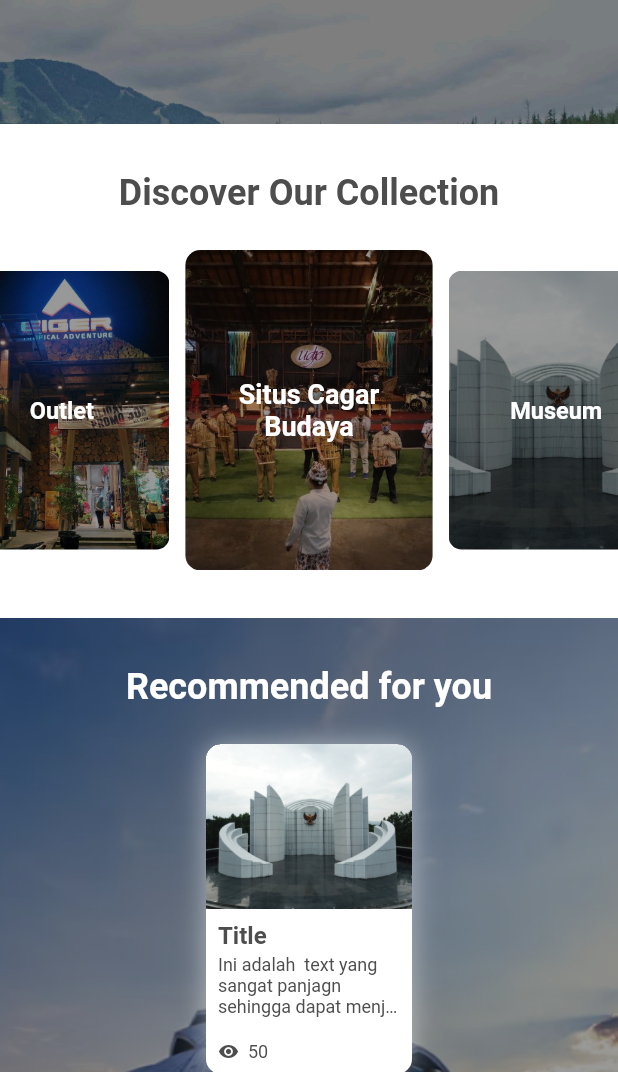
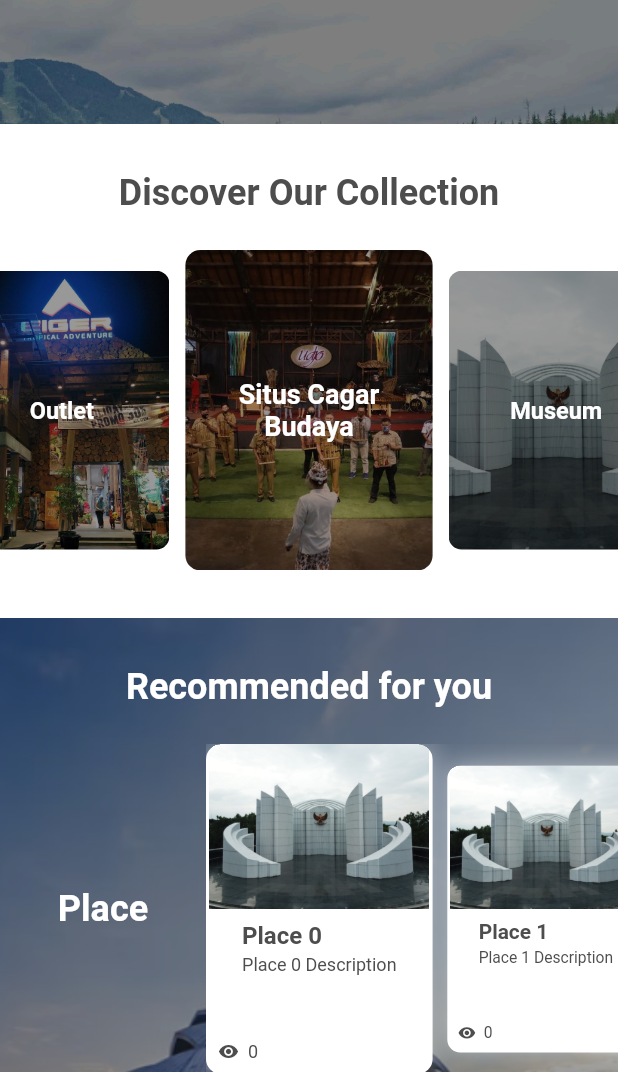
Before and after one commit to Muvazana/ABP_Bandung_Travel_Recommendation_MobileFlutter, a Flutter app: the screen it shows after launch, scrolled down 576 dp, on a phone screen of 412 x 824 dp, the part 164-1236 px from its top. Run offline on Flutter 3.47's test engine with Material 2 defaults, Android fonts, the light colour scheme and no system bars; drawn by our look-alikes of carousel_slider; our stand-ins replace flutter_svg, form_field_validator, sidebarx; missing offline and left inert: dart:ffi.

Commit message:
Update home_screen and and place_model
add factory data to place_model

```diff
--- a/bandung_travel_recommendation_mobile_flutter/lib/mvvm/menu/model/place_model.dart
+++ b/bandung_travel_recommendation_mobile_flutter/lib/mvvm/menu/model/place_model.dart
@@ -4,9 +4,11 @@
 
 import 'dart:convert';
 
-List<Place> placeFromMap(String str) => List<Place>.from(json.decode(str).map((x) => Place.fromMap(x)));
+List<Place> placeFromMap(String str) =>
+    List<Place>.from(json.decode(str).map((x) => Place.fromMap(x)));
 
-String placeToMap(List<Place> data) => json.encode(List<dynamic>.from(data.map((x) => x.toMap())));
+String placeToMap(List<Place> data) =>
+    json.encode(List<dynamic>.from(data.map((x) => x.toMap())));
 
 class Place {
   Place({
@@ -70,6 +72,7 @@ class Place {
         "view": view,
         "place_type": placeType.toMap(),
       };
+
 }
 
 class PlaceType {
@@ -98,4 +101,11 @@ class PlaceType {
         "created_at": createdAt.toIso8601String(),
         "updated_at": updatedAt.toIso8601String(),
       };
+
+  factory PlaceType.dataDummy() => PlaceType(
+        id: 0,
+        name: "Place Type Dummy",
+        createdAt: DateTime.now(),
+        updatedAt: DateTime.now(),
+      );
 }
--- a/bandung_travel_recommendation_mobile_flutter/lib/mvvm/menu/view/home_screen.dart
+++ b/bandung_travel_recommendation_mobile_flutter/lib/mvvm/menu/view/home_screen.dart
@@ -1,5 +1,6 @@
 import 'dart:ffi';
 
+import 'package:bandung_travel_recommendation_mobile_flutter/mvvm/menu/model/place_model.dart';
 import 'package:bandung_travel_recommendation_mobile_flutter/utils/const.dart';
 import 'package:carousel_slider/carousel_slider.dart';
 import 'package:flutter/material.dart';
@@ -17,11 +18,61 @@ class _HomeScreenState extends State<HomeScreen> {
   bool _snap = false;
   bool _floating = false;
 
-  final _dataCollection = [
+  final _dataDiscover = [
     {"title": "Situs Cagar Budaya", "image_name": "situs_cagar_budaya.jpg"},
     {"title": "Museum", "image_name": "museum.jpg"},
     {"title": "Mall", "image_name": "mall.jpg"},
     {"title": "Outlet", "image_name": "outlet.jpg"},
+  ];
+
+  final _dataRecomPlace = List.generate(
+    20,
+    (index) => Place(
+      id: index,
+      name: "Place $index",
+      typePlaceId: 0,
+      rate: 0,
+      description: "Place $index Description",
+      imageName: "museum.jpg",
+      alamat: "",
+      latitude: "",
+      longitude: "",
+      createdAt: DateTime.now(),
+      updatedAt: DateTime.now(),
+      view: 0,
+      placeType: PlaceType.dataDummy(),
+    ),
+  );
+
+  final _teamsData = [
+    {
+      "name": "Moch. Nauval Rizaldi N",
+      "nim": "1301194482",
+      "imageName": "",
+      "linkedInUrl": "",
+      "githubUrl": ""
+    },
+    {
+      "name": "Arga Melvern",
+      "nim": "1301194055",
+      "imageName": "",
+      "linkedInUrl": "",
+      "githubUrl": ""
+    },
+    {
+      "name": "Mohammad Akbar Fauzy",
+      "nim": "1301194133",
+      "imageName": "",
+      "linkedInUrl": "",
+      "githubUrl": ""
+    },
+    {
+      "name": "Jane Raihan",
+      "nim": "1301194240",
+      "imageName": "",
+      "linkedInUrl": "",
+      "githubUrl": ""
+    },
   ];
 
   _addTitleV1(String title, Color color) => Text(
@@ -59,46 +110,30 @@ class _HomeScreenState extends State<HomeScreen> {
         ),
         SliverList(
           delegate: SliverChildListDelegate([
-            _buildDiscoverOurCollection(size),
-            buildRecommendedForYou(size),
+            _buildDiscoverPage(size),
+            _buildRecomPage(size),
+            Container(
+              color: MyColors.whiteColor,
+              padding: const EdgeInsets.symmetric(vertical: 32),
+              child: Column(
+                children: <Widget>[
+                  _addTitleV1("Meet Our Teams", MyColors.semiDarkColor),
+                  SizedBox(height: 24),
+                  Container(
+                    width: size.width,
+                    height: 100,
+                    color: Colors.red,
+                  ),
+                ],
+              ),
+            ),
           ]),
         ),
       ],
     );
   }
 
-  List<Widget> _carouselSliderCardItems(Size size) {
-    return _dataCollection
-        .map((e) => Container(
-              width: size.width * 1 / 3,
-              height: (size.height * 2 / 5) * 3 / 5,
-              padding: const EdgeInsets.symmetric(horizontal: 12),
-              decoration: BoxDecoration(
-                image: DecorationImage(
-                  colorFilter: ColorFilter.mode(
-                      Colors.black.withOpacity(0.40), BlendMode.srcOver),
-                  image:
-                      AssetImage("assets/images/menu/home/" + e["image_name"]!),
-                  fit: BoxFit.cover,
-                ),
-                borderRadius: BorderRadius.all(Radius.circular(10)),
-              ),
-              child: Center(
-                child: Text(
-                  e["title"]!,
-                  textAlign: TextAlign.center,
-                  style: TextStyle(
-                    color: MyColors.whiteColor,
-                    fontWeight: FontWeight.bold,
-                    fontSize: 18,
-                  ),
-                  maxLines: 2,
-                ),
-              ),
-            ))
-        .toList();
-  }
-
+  // Header Page
   List<Widget> _buildHeader(Size size) => [
         Container(
           decoration: BoxDecoration(
@@ -166,10 +201,11 @@ class _HomeScreenState extends State<HomeScreen> {
         ),
       ];
 
-  Widget _buildDiscoverOurCollection(Size size) {
+  // Discover Our Collection Page
+  Widget _buildDiscoverPage(Size size) {
     return Container(
       height: size.height * 2 / 5,
-      padding: EdgeInsets.symmetric(vertical: 32),
+      padding: const EdgeInsets.symmetric(vertical: 32),
       child: Column(
         children: <Widget>[
           _addTitleV1("Discover Our Collection", MyColors.semiDarkColor),
@@ -187,7 +223,7 @@ class _HomeScreenState extends State<HomeScreen> {
                   autoPlay: true,
                   disableCenter: true,
                 ),
-                items: _carouselSliderCardItems(size),
+                items: _carouselDiscoverCardItems(size),
               ),
             ),
           ),
@@ -196,11 +232,46 @@ class _HomeScreenState extends State<HomeScreen> {
     );
   }
 
-  Widget buildRecommendedForYou(Size size) {
+  List<Widget> _carouselDiscoverCardItems(Size size) {
+    return _dataDiscover
+        .map(
+          (e) => Container(
+            width: size.width * 1 / 3,
+            height: (size.height * 2 / 5) * 3 / 5,
+            padding: const EdgeInsets.symmetric(horizontal: 12),
+            decoration: BoxDecoration(
+              image: DecorationImage(
+                colorFilter: ColorFilter.mode(
+                    Colors.black.withOpacity(0.40), BlendMode.srcOver),
+                image:
+                    AssetImage("assets/images/menu/home/" + e["image_name"]!),
+                fit: BoxFit.cover,
+              ),
+              borderRadius: BorderRadius.all(Radius.circular(10)),
+            ),
+            child: Center(
+              child: Text(
+                e["title"]!,
+                textAlign: TextAlign.center,
+                style: TextStyle(
+                  color: MyColors.whiteColor,
+                  fontWeight: FontWeight.bold,
+                  fontSize: 18,
+                ),
+                maxLines: 2,
+              ),
+            ),
+          ),
+        )
+        .toList();
+  }
+
+  // Recommended Places Page
+  Widget _buildRecomPage(Size size) {
     var height = size.height * 4 / 5;
     return Container(
       height: height,
-      padding: EdgeInsets.symmetric(vertical: 32),
+      padding: const EdgeInsets.symmetric(vertical: 32),
       decoration: BoxDecoration(
         image: _addDecorationImageBG("assets/images/menu/home/bg_rec.png",
             opacity: 0.4),
@@ -210,7 +281,67 @@ class _HomeScreenState extends State<HomeScreen> {
         children: [
           _addTitleV1("Recommended for you", MyColors.whiteColor),
           SizedBox(height: 24),
-          Container(
+          _buildRecomPageCarousel(_dataRecomPlace, height, size),
+          Spacer(),
+          _buildRecomPageCarousel(_dataRecomPlace, height, size,
+              isPlace: false),
+        ],
+      ),
+    );
+  }
+
+  Widget _buildRecomPageCarousel(List<Place> data, double height, Size size,
+      {bool isPlace = true}) {
+    recomTitle(String title) => Expanded(
+          flex: 1,
+          child: Center(
+            child: Text(
+              title,
+              style: TextStyle(
+                color: MyColors.whiteColor,
+                fontSize: 24,
+                fontWeight: FontWeight.bold,
+              ),
+            ),
+          ),
+        );
+    return Row(
+      mainAxisAlignment: MainAxisAlignment.spaceBetween,
+      children: <Widget>[
+        if (isPlace) recomTitle("Place"),
+        Expanded(
+          flex: 2,
+          child: Container(
+            width: double.infinity,
+            child: CarouselSlider(
+              options: CarouselOptions(
+                  height: height / 3,
+                  viewportFraction: 0.55,
+                  aspectRatio: 1.0,
+                  enlargeCenterPage: true,
+                  enableInfiniteScroll: false,
+                  initialPage: 0,
+                  disableCenter: true,
+                  padEnds: false,
+                  reverse: !isPlace),
+              items: _carouselRecomCardItems(height, size, data),
+            ),
+          ),
+        ),
+        if (!isPlace) recomTitle("Hotel"),
+      ],
+    );
+  }
+
+  List<Widget> _carouselRecomCardItems(
+      double height, Size size, List<Place> data) {
+    return data
+        .map(
+          (e) => InkWell(
+            onTap: () {
+              debugPrint(e.name);
+            },
+            child: Container(
               height: height / 3,
               width: size.width * 1 / 3,
               clipBehavior: Clip.hardEdge,
@@ -228,7 +359,8 @@ class _HomeScreenState extends State<HomeScreen> {
                 children: <Widget>[
                   Expanded(
                     child: Image(
-                    image: AssetImage("assets/images/menu/home/museum.jpg"),
+                      image:
+                          AssetImage("assets/images/menu/home/" + e.imageName),
                       fit: BoxFit.fill,
                     ),
                   ),
@@ -243,7 +375,7 @@ class _HomeScreenState extends State<HomeScreen> {
                             crossAxisAlignment: CrossAxisAlignment.start,
                             children: <Widget>[
                               Text(
-                              "Title",
+                                e.name,
                                 maxLines: 1,
                                 overflow: TextOverflow.ellipsis,
                                 textAlign: TextAlign.start,
@@ -255,7 +387,7 @@ class _HomeScreenState extends State<HomeScreen> {
                               ),
                               SizedBox(height: 3),
                               Text(
-                              "Ini adalah  text yang sangat panjagn sehingga dapat menjadikan text overflowing",
+                                e.description,
                                 maxLines: 3,
                                 overflow: TextOverflow.ellipsis,
                                 textAlign: TextAlign.start,
@@ -275,7 +407,7 @@ class _HomeScreenState extends State<HomeScreen> {
                               ),
                               SizedBox(width: 6),
                               Text(
-                              "50",
+                                e.view.toString(),
                                 maxLines: 1,
                                 overflow: TextOverflow.ellipsis,
                                 style: TextStyle(
@@ -292,39 +424,8 @@ class _HomeScreenState extends State<HomeScreen> {
                 ],
               ),
             ),
-          // SizedBox(
-          //   height: height / 3,
-          //   child: Row(
-          //     mainAxisAlignment: MainAxisAlignment.spaceBetween,
-          //     children: <Widget>[
-          //       Expanded(
-          //         flex: 1,
-          //         child: Center(
-          //           child: Text(
-          //             "Place",
-          //             style: TextStyle(
-          //               color: MyColors.whiteColor,
-          //               fontSize: 18,
-          //               fontWeight: FontWeight.bold,
-          //             ),
-          //           ),
-          //         ),
-          //       ),
-          //       Expanded(
-          //         flex: 3,
-          //         child: Container(
-          //           width: double.infinity,
-          //           child: Container(
-          //             width: 100,
-          //             color: Colors.white,
-          //           ),
-          //         ),
-          //       ),
-          //     ],
-          //   ),
-          // ),
-        ],
           ),
-    );
+        )
+        .toList();
   }
 }
```
Lines whose indentation alone changed are shown as unchanged.
